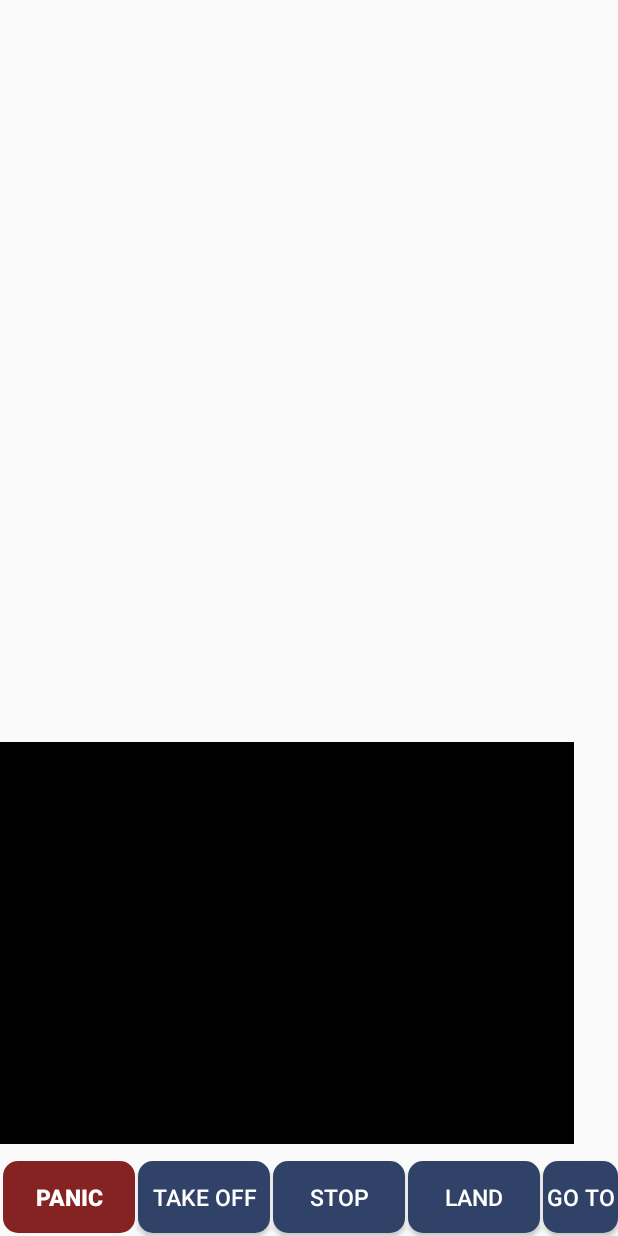
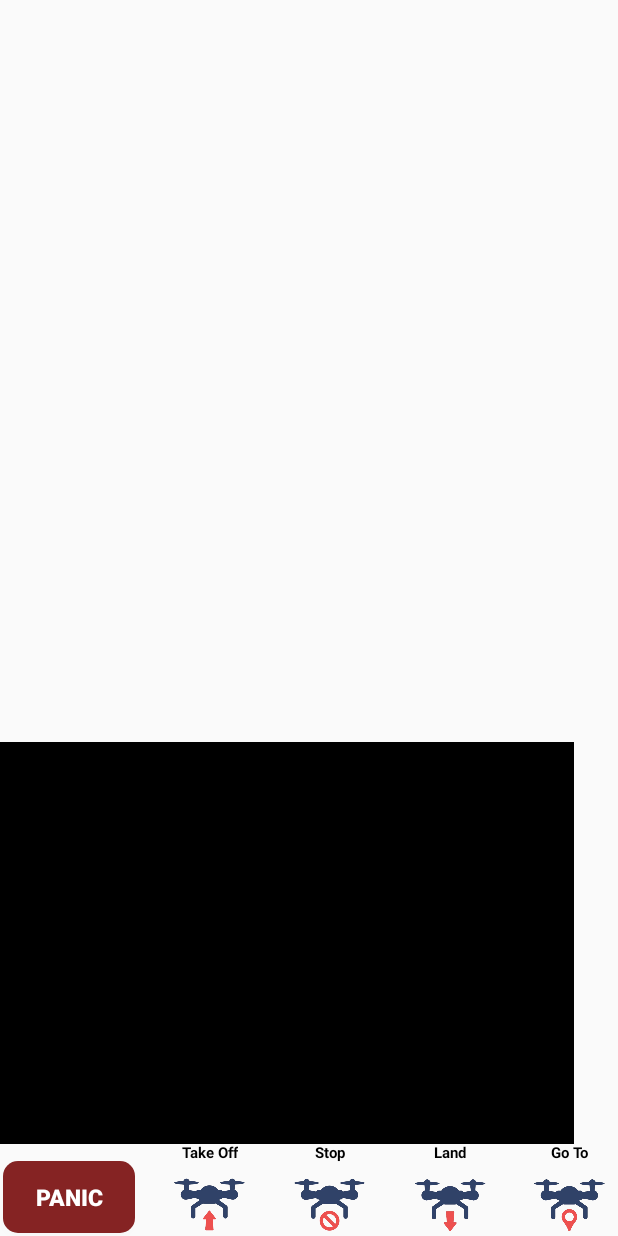
Before and after one commit to Malak47/DJI_Mobile_SDK_Android_V4, an Android app: the layout view_ilm_remote_controller.xml on its own in the app's theme, with its tools: preview values and no code run, on a phone screen of 412 x 824 dp. Run offline under Robolectric (Android 15) with nearby library versions, the phone set to English and light mode, and no system bars; plain views replace MapView.

Commit message:
Capture video working + Changed layout Working on PanicButton

```diff
--- a/app/src/main/java/com/dji/sdk/sample/demo/ILM/ILMButtons.java
+++ b/app/src/main/java/com/dji/sdk/sample/demo/ILM/ILMButtons.java
@@ -4,9 +4,13 @@ import static com.dji.sdk.sample.internal.utils.ToastUtils.showToast;
 
 import android.app.Activity;
 import android.content.Context;
+import android.os.CountDownTimer;
 import android.os.Handler;
+import android.os.Looper;
+import android.os.Message;
 import android.view.View;
 import android.widget.Button;
+import android.widget.LinearLayout;
 import android.widget.TextView;
 
 import com.dji.sdk.sample.R;
@@ -18,29 +22,27 @@ import com.dji.sdk.sample.internal.utils.ModuleVerificationUtil;
 import java.util.Locale;
 
 import dji.common.error.DJIError;
+import dji.common.flightcontroller.virtualstick.FlightControlData;
 import dji.common.model.LocationCoordinate2D;
 import dji.common.util.CommonCallbacks;
 import dji.common.util.CommonCallbacks.CompletionCallback;
 import dji.sdk.flightcontroller.FlightController;
 import dji.common.mission.waypoint.Waypoint;
 
-
 public class ILMButtons {
+    private Context context;
+    private View view;
+    private FlightController flightController = ModuleVerificationUtil.getFlightController();
+    private Waypoint waypoint = new Waypoint();
+    protected boolean isRecording = false;
     protected Button goToBtn;
     protected Button stopBtn;
     protected Button landBtn;
     protected Button takeOffBtn;
     protected Button EnableVirtualStickBtn;
     protected Button panicStopBtn;
-    private Context context;
-    private View view;
-    private FlightController flightController = ModuleVerificationUtil.getFlightController();
-    private Waypoint waypoint = new Waypoint();
-    protected boolean isRecording = false;
-    protected Button stopRecordingBtn;
-    protected Button startRecordingBtn;
-    private TextView recordingCount;
-
+    protected Button RecordBtn;
+    protected TextView RecordText;
     private CompletionCallback callback = new CompletionCallback() {
         @Override
         public void onResult(DJIError djiError) {
@@ -51,21 +53,31 @@ public class ILMButtons {
             }
         }
     };
-
+    private CountDownTimer recordingTimer;
+    private long recordingTimeMillis = 0;
 
     public ILMButtons(Context context, View view) {
         this.context = context;
         this.view = view;
+        initUI();
+    }
+
+    private void initUI() {
         goToBtn = view.findViewById(R.id.btn_ILM_GoTo);
         stopBtn = view.findViewById(R.id.btn_ILM_Stop);
         landBtn = view.findViewById(R.id.btn_ILM_Land);
         takeOffBtn = view.findViewById(R.id.btn_ILM_Take_Off);
         EnableVirtualStickBtn = view.findViewById(R.id.btn_ILM_Enable_VirtualStick);
         panicStopBtn = view.findViewById(R.id.btn_ILM_Panic_Stop);
+        RecordBtn = view.findViewById(R.id.btn_ILM_Record);
+        RecordText = view.findViewById(R.id.textView_ILM_Record);
 
-        startRecordingBtn = view.findViewById(R.id.btn_ILM_Start_Recording);
-        stopRecordingBtn = view.findViewById(R.id.btn_ILM_Stop_Recording);
-        recordingCount = view.findViewById(R.id.textView_ILM_Recording_Count);
+        RecordBtn.setOnClickListener(new View.OnClickListener() {
+            @Override
+            public void onClick(View v) {
+                record();
+            }
+        });
     }
 
     protected void takeOff() {
@@ -79,7 +91,18 @@ public class ILMButtons {
     }
 
     protected void panicStop() {
-        stop();
+        // Stop any ongoing mission
+        // TODO: 1/23/2024 Complete this
+        // Set all relevant parameters to 0
+        FlightControlData flightControlData = new FlightControlData(0, 0, 0, 0);
+        flightController.sendVirtualStickFlightControlData(flightControlData, new CommonCallbacks.CompletionCallback() {
+            @Override
+            public void onResult(DJIError djiError) {
+                if (djiError != null) {
+                    showToast("Failed to send virtual stick data: " + djiError.getDescription());
+                }
+            }
+        });
     }
 
     protected void land() {
@@ -100,41 +123,74 @@ public class ILMButtons {
         });
     }
 
+    public void record() {
+        if (isRecording) {
+            startRecording();
+            startRecordingTimer();
+
+        } else {
+            stopRecording();
+            RecordText.setText("Start Recording");
+            stopRecordingTimer();
+        }
+    }
+
+    private void startRecordingTimer() {
+        recordingTimer = new CountDownTimer(Long.MAX_VALUE, 1000) {
+            @Override
+            public void onTick(long millisUntilFinished) {
+                recordingTimeMillis += 1000;
+                updateTimerText();
+            }
+
+            @Override
+            public void onFinish() {
+            }
+        };
+        recordingTimer.start();
+    }
+
+    private void stopRecordingTimer() {
+        if (recordingTimer != null) {
+            recordingTimer.cancel();
+            recordingTimeMillis = 0;
+        }
+    }
+
+    private void updateTimerText() {
+        long minutes = (recordingTimeMillis / 1000) / 60;
+        long seconds = (recordingTimeMillis / 1000) % 60;
+        RecordText.setText(String.format(Locale.getDefault(), "%02d:%02d", minutes, seconds));
+    }
+
     protected void startRecording() {
         if (isRecording) {
-            view.findViewById(R.id.ILM_RecordingLayout).setVisibility(View.VISIBLE);
-            view.findViewById(R.id.ILM_RecordingLayout).setClickable(true);
-            startRecordingBtn.setVisibility(View.INVISIBLE);
-            startRecordingBtn.setClickable(false);
-
             DJISampleApplication.getProductInstance().getCamera().startRecordVideo(new CommonCallbacks.CompletionCallback() {
                 @Override
                 public void onResult(DJIError djiError) {
                     if (djiError == null) {
                         showToast("Recording started");
                         isRecording = true;
+                        RecordBtn.setBackgroundResource(R.drawable.ilm_drone_capture_video_on);
                     } else {
                         showToast("Failed to start recording: " + djiError.getDescription());
                     }
                 }
             });
+
         } else {
             showToast("Camera is already recording.");
         }
     }
 
     protected void stopRecording() {
-        startRecordingBtn.setVisibility(View.VISIBLE);
-        startRecordingBtn.setClickable(true);
-        view.findViewById(R.id.ILM_RecordingLayout).setVisibility(View.INVISIBLE);
-        view.findViewById(R.id.ILM_RecordingLayout).setClickable(false);
         DJISampleApplication.getProductInstance().getCamera().stopRecordVideo(new CommonCallbacks.CompletionCallback() {
             @Override
             public void onResult(DJIError djiError) {
                 if (djiError == null) {
                     showToast("Recording stopped");
                     isRecording = false;
-                    recordingCount.setText("00:00"); // Reset count on stop
+                    RecordBtn.setBackgroundResource(R.drawable.ilm_drone_capture_video_off);
                 } else {
                     showToast("Failed to stop recording: " + djiError.getDescription());
                 }
@@ -142,4 +198,5 @@ public class ILMButtons {
         });
     }
 
+
 }
--- a/app/src/main/java/com/dji/sdk/sample/demo/ILM/ILMCSVLog.java
+++ b/app/src/main/java/com/dji/sdk/sample/demo/ILM/ILMCSVLog.java
@@ -29,7 +29,10 @@ public class ILMCSVLog {
         String currentDate = new SimpleDateFormat("yyyyMMdd_HHmmss", Locale.getDefault()).format(new Date());
         String filename = "ILM_DJI_Drone_Data_" + currentDate + ".csv";
 
-        File path = Environment.getExternalStoragePublicDirectory(Environment.DIRECTORY_DOCUMENTS);
+        File path = new File(Environment.getExternalStoragePublicDirectory(Environment.DIRECTORY_DOCUMENTS), "DJI_Drone_Logs");
+        if (!path.exists()) {
+            path.mkdirs();
+        }
         File file = new File(path, filename);
 
         try {
--- a/app/src/main/java/com/dji/sdk/sample/demo/ILM/ILMRemoteControllerView.java
+++ b/app/src/main/java/com/dji/sdk/sample/demo/ILM/ILMRemoteControllerView.java
@@ -81,8 +81,8 @@ public class ILMRemoteControllerView extends RelativeLayout implements View.OnCl
         buttons.landBtn.setOnClickListener(this);
         buttons.goToBtn.setOnClickListener(this);
         buttons.EnableVirtualStickBtn.setOnClickListener(this);
-        buttons.startRecordingBtn.setOnClickListener(this);
-        buttons.stopRecordingBtn.setOnClickListener(this);
+        buttons.panicStopBtn.setOnClickListener(this);
+        buttons.RecordBtn.setOnClickListener(this);
     }
 
     public void switchToVirtualStickLayout() {
@@ -124,14 +124,10 @@ public class ILMRemoteControllerView extends RelativeLayout implements View.OnCl
             case R.id.btn_ILM_Panic_Stop:
                 buttons.panicStop();
                 break;
-            case R.id.btn_ILM_Start_Recording:
+            case R.id.btn_ILM_Record:
                 buttons.isRecording = !buttons.isRecording;
-                buttons.startRecording();
+                buttons.record();
                 break;
-            case R.id.btn_ILM_Stop_Recording:
-                buttons.stopRecording();
-                break;
-
             default:
                 break;
         }
--- a/app/src/main/res/layout/view_ilm_remote_controller.xml
+++ b/app/src/main/res/layout/view_ilm_remote_controller.xml
@@ -28,128 +28,209 @@
             android:textSize="15sp"
             android:textStyle="bold" />
 
+        <LinearLayout
+            android:id="@+id/layout_ILM_Take_Off"
+            android:layout_width="60dp"
+            android:layout_height="60dp"
+            android:layout_alignParentBottom="true"
+            android:layout_marginStart="20dp"
+            android:layout_marginBottom="2dp"
+            android:layout_toEndOf="@+id/btn_ILM_Panic_Stop"
+            android:gravity="center"
+            android:orientation="vertical">
+
+            <TextView
+                android:id="@+id/textView_ILM_Take_Off"
+                android:layout_width="wrap_content"
+                android:layout_height="wrap_content"
+                android:text="@string/take_off"
+                android:textColor="@color/black"
+                android:textSize="10sp"
+                android:textStyle="bold" />
+
             <Button
                 android:id="@+id/btn_ILM_Take_Off"
+                android:layout_width="50dp"
+                android:layout_height="50dp"
+                android:background="@drawable/ilm_drone_takeoff" />
+        </LinearLayout>
+
+        <LinearLayout
+            android:id="@+id/layout_ILM_Stop"
+            android:layout_width="60dp"
+            android:layout_height="60dp"
+            android:layout_alignParentBottom="true"
+            android:layout_marginStart="20dp"
+            android:layout_marginBottom="2dp"
+            android:layout_toEndOf="@+id/layout_ILM_Take_Off"
+            android:gravity="center"
+            android:orientation="vertical">
+
+            <TextView
+                android:id="@+id/textView_ILM_Stop"
                 android:layout_width="wrap_content"
                 android:layout_height="wrap_content"
-            android:layout_alignParentBottom="true"
-            android:layout_marginStart="2dp"
-            android:layout_marginBottom="2dp"
-            android:layout_toEndOf="@+id/btn_ILM_Panic_Stop"
-            android:background="@drawable/round_btn"
-            android:text="@string/take_off"
-            android:textColor="@color/common_text_color"
-            android:textSize="15sp" />
-
+                android:text="@string/stop"
+                android:textColor="@color/black"
+                android:textSize="10sp"
+                android:textStyle="bold" />
 
             <Button
                 android:id="@+id/btn_ILM_Stop"
+                android:layout_width="50dp"
+                android:layout_height="50dp"
+                android:background="@drawable/ilm_drone_stop" />
+        </LinearLayout>
+
+        <LinearLayout
+            android:id="@+id/layout_ILM_Land"
+            android:layout_width="60dp"
+            android:layout_height="60dp"
+            android:layout_alignParentBottom="true"
+            android:layout_marginStart="20dp"
+            android:layout_marginBottom="2dp"
+            android:layout_toEndOf="@+id/layout_ILM_Stop"
+            android:gravity="center"
+            android:orientation="vertical">
+
+            <TextView
+                android:id="@+id/textView_ILM_Land"
                 android:layout_width="wrap_content"
                 android:layout_height="wrap_content"
-            android:layout_alignParentBottom="true"
-            android:layout_marginStart="2dp"
-            android:layout_marginBottom="2dp"
-            android:layout_toEndOf="@+id/btn_ILM_Take_Off"
-            android:background="@drawable/round_btn"
-            android:text="@string/stop"
-            android:textColor="@color/common_text_color"
-            android:textSize="15sp" />
+                android:text="@string/land"
+                android:textColor="@color/black"
+                android:textSize="10sp"
+                android:textStyle="bold" />
 
             <Button
                 android:id="@+id/btn_ILM_Land"
+                android:layout_width="50dp"
+                android:layout_height="50dp"
+                android:background="@drawable/ilm_drone_land" />
+        </LinearLayout>
+
+        <LinearLayout
+            android:id="@+id/layout_ILM_GoTo"
+            android:layout_width="60dp"
+            android:layout_height="60dp"
+            android:layout_alignParentBottom="true"
+            android:layout_marginStart="20dp"
+            android:layout_marginBottom="2dp"
+            android:layout_toEndOf="@+id/layout_ILM_Land"
+            android:gravity="center"
+            android:orientation="vertical">
+
+            <TextView
+                android:id="@+id/textView_ILM_GoTo"
                 android:layout_width="wrap_content"
                 android:layout_height="wrap_content"
-            android:layout_alignParentBottom="true"
-            android:layout_marginStart="2dp"
-            android:layout_marginBottom="2dp"
-            android:layout_toEndOf="@+id/btn_ILM_Stop"
-            android:background="@drawable/round_btn"
-            android:text="@string/land"
-            android:textColor="@color/common_text_color"
-            android:textSize="15sp" />
+                android:text="@string/go_to"
+                android:textColor="@color/black"
+                android:textSize="10sp"
+                android:textStyle="bold" />
 
             <Button
+                android:id="@+id/btn_ILM_GoTo"
+                android:layout_width="50dp"
+                android:layout_height="50dp"
+                android:background="@drawable/ilm_drone_go_to" />
+        </LinearLayout>
 
-            android:id="@+id/btn_ILM_GoTo"
+        <LinearLayout
+            android:id="@+id/layout_ILM_Waypoint"
+            android:layout_width="60dp"
+            android:layout_height="60dp"
+            android:layout_alignParentBottom="true"
+            android:layout_marginStart="20dp"
+            android:layout_marginBottom="2dp"
+            android:layout_toEndOf="@+id/layout_ILM_GoTo"
+            android:gravity="center"
+            android:orientation="vertical">
+
+            <TextView
+                android:id="@+id/textView_ILM_Waypoint"
                 android:layout_width="wrap_content"
                 android:layout_height="wrap_content"
+                android:text="Waypoint"
+                android:textColor="@color/black"
+                android:textSize="10sp"
+                android:textStyle="bold" />
+
+            <Button
+                android:id="@+id/btn_ILM_Waypoint"
+                android:layout_width="50dp"
+                android:layout_height="50dp"
+                android:background="@drawable/ilm_waypoint" />
+        </LinearLayout>
+
+        <LinearLayout
+            android:id="@+id/layout_ILM_Enable_VirtualStick"
+            android:layout_width="60dp"
+            android:layout_height="60dp"
             android:layout_alignParentBottom="true"
-            android:layout_marginStart="2dp"
+            android:layout_marginStart="20dp"
             android:layout_marginBottom="2dp"
-            android:layout_toEndOf="@+id/btn_ILM_Land"
-            android:background="@drawable/round_btn"
-            android:text="@string/go_to"
-            android:textColor="@color/common_text_color"
-            android:textSize="15sp" />
+            android:layout_toEndOf="@+id/layout_ILM_Waypoint"
+            android:gravity="center"
+            android:orientation="vertical">
+
+            <TextView
+                android:id="@+id/textView_ILM_Enable_VirtualStick"
+                android:layout_width="wrap_content"
+                android:layout_height="wrap_content"
+                android:text="Virtual Stick"
+                android:textColor="@color/black"
+                android:textSize="10sp"
+                android:textStyle="bold" />
 
             <Button
                 android:id="@+id/btn_ILM_Enable_VirtualStick"
                 android:layout_width="50dp"
                 android:layout_height="50dp"
+                android:background="@drawable/ilm_drone_virtualstick" />
+        </LinearLayout>
+
+        <LinearLayout
+            android:id="@+id/layout_ILM_Record"
+            android:layout_width="wrap_content"
+            android:layout_height="60dp"
             android:layout_alignParentBottom="true"
             android:layout_marginStart="20dp"
             android:layout_marginBottom="2dp"
-            android:layout_toEndOf="@+id/btn_ILM_GoTo"
-            android:background="@drawable/ilm_virtual_stick_icon" />
+            android:layout_toEndOf="@+id/layout_ILM_Enable_VirtualStick"
+            android:gravity="center"
+            android:orientation="vertical">
+
+            <TextView
+                android:id="@+id/textView_ILM_Record"
+                android:layout_width="wrap_content"
+                android:layout_height="wrap_content"
+                android:text="@string/start_recording"
+                android:textColor="@color/black"
+                android:textSize="10sp"
+                android:textStyle="bold" />
 
             <Button
-            android:id="@+id/btn_ILM_Start_Recording"
-            android:layout_width="60dp"
-            android:layout_height="30dp"
-            android:layout_alignParentBottom="true"
-            android:layout_marginStart="20dp"
-            android:layout_marginBottom="10dp"
-            android:layout_toEndOf="@+id/btn_ILM_Enable_VirtualStick"
-            android:background="@drawable/ilm_record" />
+                android:id="@+id/btn_ILM_Record"
+                android:layout_width="50dp"
+                android:layout_height="50dp"
+                android:background="@drawable/ilm_drone_capture_video_off" />
+        </LinearLayout>
 
-        <LinearLayout
-            android:id="@+id/ILM_RecordingLayout"
-            android:layout_width="wrap_content"
-            android:layout_height="wrap_content"
-            android:layout_alignParentBottom="true"
-            android:layout_marginStart="20dp"
-            android:layout_toEndOf="@+id/btn_ILM_Enable_VirtualStick"
-            android:orientation="vertical"
-            android:gravity="center_horizontal"
-            android:visibility="invisible"
-            android:clickable="false">
-
-            <Button
-                android:id="@+id/btn_ILM_Stop_Recording"
-                android:layout_width="55dp"
-                android:layout_height="55dp"
-                android:background="@drawable/ilm_recording"
-                android:visibility="visible"
-                android:layout_marginTop="5dp"
-                />
-
-            <TextView
-                android:id="@+id/textView_ILM_Recording_Count"
-                android:layout_marginTop="-62dp"
-                android:layout_width="wrap_content"
-                android:layout_height="wrap_content"
-                android:visibility="visible"
-                android:text="00:00"
-                android:textSize="10sp"
-                android:layout_gravity="center"
-                android:gravity="center"
-                android:textStyle="bold"/>
-        </LinearLayout>
     </RelativeLayout>
 
     <RelativeLayout
         android:id="@+id/titude_relativLayout"
         android:layout_width="200dp"
-        android:layout_height="66dp"
-        android:layout_marginStart="4dp"
-        app:layout_constraintBottom_toTopOf="@+id/buttons_relativeLayout"
+        android:layout_height="wrap_content"
+        android:layout_marginStart="5dp"
+        android:layout_marginTop="10dp"
         app:layout_constraintStart_toStartOf="parent"
-        app:layout_constraintTop_toBottomOf="@+id/mapView_ILM"
-        app:layout_constraintVertical_bias="0.87">
+        app:layout_constraintTop_toBottomOf="@+id/mapView_ILM">
 
         <TextView
             android:id="@+id/textView_ILM_Latitude"
-            android:layout_width="120dp"
+            android:layout_width="199dp"
             android:layout_height="wrap_content"
             android:layout_alignParentStart="true"
             android:layout_alignParentTop="true"
@@ -162,7 +243,7 @@
 
         <TextView
             android:id="@+id/textView_ILM_Longitude"
-            android:layout_width="120dp"
+            android:layout_width="199dp"
             android:layout_height="wrap_content"
             android:layout_below="@+id/textView_ILM_Latitude"
             android:layout_alignParentStart="true"
--- a/app/src/main/res/values/strings.xml
+++ b/app/src/main/res/values/strings.xml
@@ -390,6 +390,9 @@
     <string name="TEST">test</string>
     <string name="take_off">Take Off</string>
     <string name="panic">PANIC</string>
+    <string name="add_waypoint">Add Waypoint</string>
+    <string name="repeat_route">Repeat Route</string>
+    <string name="start_recording">Start Recording</string>
 
 
 </resources>
```
Also changed, not shown: app/src/main/res/drawable/ilm_drone_capture_video_off.png (added), app/src/main/res/drawable/ilm_drone_capture_video_on.png (added), app/src/main/res/drawable/ilm_drone_go_to.png (added), app/src/main/res/drawable/ilm_drone_land.png (added), app/src/main/res/drawable/ilm_drone_stop.png (added), app/src/main/res/drawable/ilm_drone_takeoff.png (added), app/src/main/res/drawable/ilm_drone_virtualstick.png (added), app/src/main/res/drawable/ilm_virtual_stick_icon.png, app/src/main/res/drawable/ilm_waypoint.png (added). Lines whose indentation alone changed are shown as unchanged.
